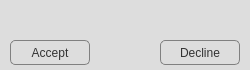
Qt form callresponse.ui (projedi/videochat) before a commit.
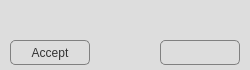
The same form after that commit. Icons and pictures are not drawn.

```diff
--- a/callresponse.ui
+++ b/callresponse.ui
@@ -120,6 +120,27 @@
      <height>25</height>
     </rect>
    </property>
+   <property name="styleSheet">
+    <string notr="true">QPushButton {
+	padding: 2px;
+	background: qlineargradient(x1: 0, y1: 0, x2: 0, y2: 1,
+                                   stop: 0 #E10000, stop: 0.4 #DD0000,
+                                  stop: 0.5 #D80000, stop: 1.0 #D30000);
+	color: #ddd
+}
+
+QPushButton:hover {
+background: qradialgradient(cx: 0.3, cy: -0.4,
+fx: 0.3, fy: -0.4,
+radius: 1.35, stop: 0 #f00, stop: 1 #b00);
+}
+
+QPushButton:pressed {
+background: qradialgradient(cx: 0.4, cy: -0.1,
+fx: 0.4, fy: -0.1,
+radius: 1.35, stop: 0 #f00, stop: 1 #c00);
+}</string>
+   </property>
    <property name="text">
     <string>Decline</string>
    </property>
```
Left out of the diff: 20 changed lines with no effect on the pictures.
